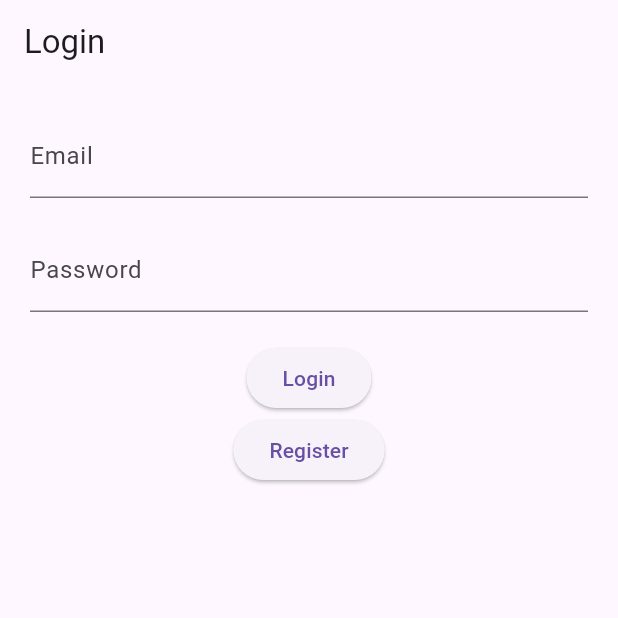
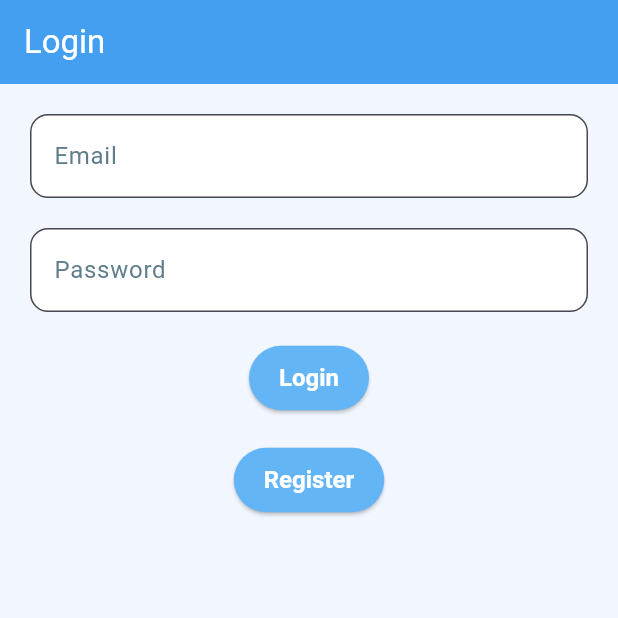
Before and after one commit to Mit217/ToDo, a Flutter app: the screen it shows after launch, on a phone screen of 412 x 824 dp, the top half of it. Run offline on Flutter 3.47's test engine with Material 3 defaults, Android fonts, the phone set to English and light mode, and no system bars; our stand-ins replace cloud_firestore, firebase_auth, firebase_core; accounts and stored records are empty; statements that could not run were skipped.

Commit message:
Added colours

```diff
--- a/todo/lib/login_page.dart
+++ b/todo/lib/login_page.dart
@@ -65,6 +65,7 @@ class LoginPageState extends State<LoginPage>{
               onPressed: login,
               child: Text("Login"),
               ),
+            SizedBox(height: 20),
             ElevatedButton(
               onPressed: register ,
               child: Text("Register"),
--- a/todo/lib/main.dart
+++ b/todo/lib/main.dart
@@ -20,10 +20,53 @@ class MyApp extends StatelessWidget{  //stateless eg "hello" that doesnt need to
   Widget build(BuildContext context){ //build tells Flutter WHAT to show on screen
     return MaterialApp(   //buildcontext gives the location in widget tree eg who is the parent etc
       title:'ToDo',     //like the address
+      theme: ThemeData(
+        primarySwatch : Colors.blue,
+        scaffoldBackgroundColor: Color(0xFFF2F7FF),
+
+        appBarTheme: AppBarTheme(
+          backgroundColor: Colors.blue.shade400,
+          foregroundColor: Colors.white,
+          elevation: 2,
+        ),
+
+        floatingActionButtonTheme: FloatingActionButtonThemeData(
+          backgroundColor: Colors.blue.shade300,
+          foregroundColor: Colors.white,
+        ),
+
+        elevatedButtonTheme: ElevatedButtonThemeData(
+          style: ElevatedButton.styleFrom(
+            backgroundColor: Colors.blue.shade300,
+            foregroundColor: Colors.white,
+            padding: EdgeInsets.symmetric(vertical: 12,horizontal: 20),
+            textStyle: TextStyle(fontSize: 16, fontWeight: FontWeight.bold),
+          ),
+        ),
+
+        inputDecorationTheme: InputDecorationTheme(
+          filled: true,
+          fillColor: Colors.white,
+          border: OutlineInputBorder(
+            borderRadius: BorderRadius.circular(12),
+            borderSide: BorderSide(color: Colors.blue,width: 1),
+          ),
+          focusedBorder:OutlineInputBorder(
+            borderRadius: BorderRadius.circular(12),
+            borderSide: BorderSide(color: Colors.blue.shade400,width: 2),
+          ),
+          labelStyle: TextStyle(color: Colors.blueGrey),
+        ),
+
+        checkboxTheme: CheckboxThemeData(
+          fillColor: MaterialStateProperty.all(Colors.blue.shade400),
+          checkColor: MaterialStateProperty.all(Colors.white),
+        ),
+      ),
       home:AuthGate(),
       routes:{
         "/home":(context)=>HomePage(),
-      }
+      },
     );
   }
 }
```
